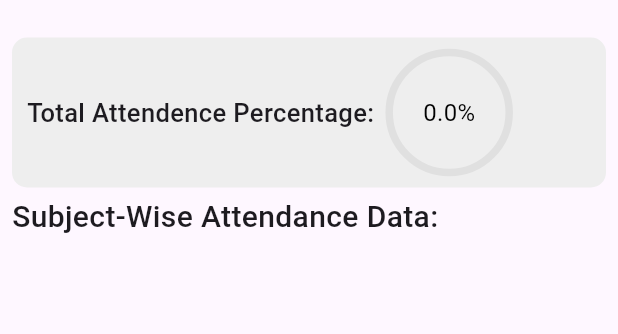
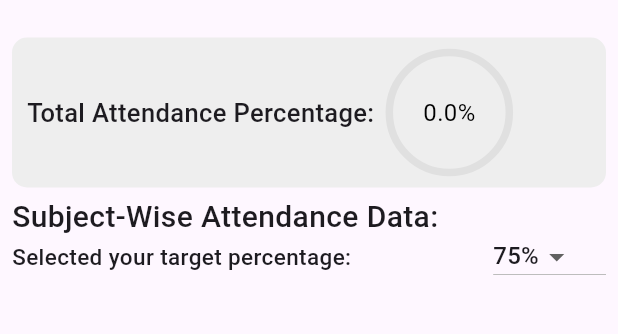
Before and after one commit to trulyPranav/AttendEase, a Flutter app: the Home screen opened directly with empty values, on a phone screen of 412 x 824 dp, the part 201-535 px from its top. Run offline on Flutter 3.47's test engine with Material 3 defaults, Android fonts, the phone set to English and light mode, and no system bars; our stand-ins replace animated_text_kit, clay_containers, shared_preferences; accounts and stored records are empty.

Commit message:
Added Target Percent Feature

```diff
--- a/lib/screens/home.dart
+++ b/lib/screens/home.dart
@@ -1,11 +1,13 @@
 import 'package:flutter/material.dart';
 import 'package:animated_text_kit/animated_text_kit.dart';
+import 'package:flutter/widgets.dart';
 
 class Home extends StatefulWidget {
   final String name;
   final Map<String, dynamic> responseData;
 
-  const Home({Key? key, required this.name, required this.responseData}) : super(key: key);
+  const Home({Key? key, required this.name, required this.responseData})
+      : super(key: key);
 
   @override
   State<Home> createState() => _HomeState();
@@ -17,6 +19,7 @@ class _HomeState extends State<Home> {
   late String gender;
   late List<Map<String, String>> attendanceData;
   double overallPercentage = 0; // Initialize overallPercentage
+  double selectedThreshold = 0.75; // Default threshold
 
   @override
   void initState() {
@@ -62,6 +65,14 @@ class _HomeState extends State<Home> {
     return totalClasses > 0 ? totalAttended / totalClasses * 100 : 0;
   }
 
+  String attendanceRequirement(int totalClasses, int attendedClasses) {
+    // double threshold = selectedThreshold * 100;
+    if (attendedClasses >= totalClasses * selectedThreshold) {
+      return 'Can cut ${((attendedClasses / selectedThreshold) - totalClasses).floor()} classes safely till ${selectedThreshold * 100}%';
+    } else {
+      return 'Need to attend ${(((1 / selectedThreshold) * totalClasses) - attendedClasses).floor()} classes for ${selectedThreshold * 100}%';
+    }
+  }
 
   @override
   Widget build(BuildContext context) {
@@ -74,12 +85,15 @@ class _HomeState extends State<Home> {
               mainAxisAlignment: MainAxisAlignment.start,
               crossAxisAlignment: CrossAxisAlignment.start,
               children: [
-                Text('Welcome \n         $userName',
+                Text(
+                  'Welcome \n         $userName',
                   style: const TextStyle(
                     fontWeight: FontWeight.bold,
                     fontSize: 30,
-                ),),
-                const Text('Hope you enjoy AttendEase! As it says;\nAttend Classes with Ease!'),
+                  ),
+                ),
+                const Text(
+                    'Hope you enjoy AttendEase! As it says;\nAttend Classes with Ease!'),
                 const SizedBox(height: 20),
                 Container(
                   margin: const EdgeInsets.symmetric(vertical: 5),
@@ -91,8 +105,9 @@ class _HomeState extends State<Home> {
                   child: Row(
                     children: [
                       const Text(
-                        'Total Attendence Percentage:',
-                        style: TextStyle(fontSize: 17, fontWeight: FontWeight.w500),
+                        'Total Attendance Percentage:',
+                        style: TextStyle(
+                            fontSize: 17, fontWeight: FontWeight.w500),
                         overflow: TextOverflow.ellipsis,
                         maxLines: 2,
                       ),
@@ -108,14 +123,16 @@ class _HomeState extends State<Home> {
                               child: CircularProgressIndicator(
                                 value: overallPercentage / 100,
                                 backgroundColor: Colors.grey[300],
-                                valueColor: AlwaysStoppedAnimation<Color>(Theme.of(context).primaryColor),
+                                valueColor: AlwaysStoppedAnimation<Color>(
+                                    Theme.of(context).primaryColor),
                                 strokeWidth: 5,
                               ),
                             ),
                             Center(
                               child: Text(
                                 '${overallPercentage.toStringAsFixed(1)}%',
-                                style: const TextStyle(fontSize: 16, color: Colors.black),
+                                style: const TextStyle(
+                                    fontSize: 16, color: Colors.black),
                               ),
                             ),
                           ],
@@ -124,11 +141,62 @@ class _HomeState extends State<Home> {
                     ],
                   ),
                 ),
-                const Text('Subject-Wise Attendance Data:',
+                const Text(
+                  'Subject-Wise Attendance Data:',
                   style: TextStyle(
                     fontSize: 20,
                     fontWeight: FontWeight.w500,
-                ),),
+                  ),
+                ),
+                Row(
+                  children: [
+                    const Expanded(
+                      flex: 4,
+                      child: Text(
+                        'Selected your target percentage:',
+                        style: TextStyle(
+                            fontSize: 15, fontWeight: FontWeight.w500),
+                        overflow: TextOverflow.ellipsis,
+                        maxLines: 2,
+                      ),
+                    ),
+                    const SizedBox(
+                      width: 20,
+                    ),
+                    Expanded(
+                      flex: 1,
+                      child: DropdownButton<double>(
+                        borderRadius: BorderRadius.circular(7),
+                        autofocus: true,
+                        isDense: true,
+                        value: selectedThreshold,
+                        onChanged: (newValue) {
+                          setState(() {
+                            selectedThreshold = newValue!;
+                          });
+                        },
+                        items: const <DropdownMenuItem<double>>[
+                          DropdownMenuItem(
+                            value: 0.75,
+                            child: Text('75%'),
+                          ),
+                          DropdownMenuItem(
+                            value: 0.8,
+                            child: Text('80%'),
+                          ),
+                          DropdownMenuItem(
+                            value: 0.85,
+                            child: Text('85%'),
+                          ),
+                          DropdownMenuItem(
+                            value: 0.9,
+                            child: Text('90%'),
+                          ),
+                        ],
+                      ),
+                    ),
+                  ],
+                ),
                 ListView.builder(
                   shrinkWrap: true,
                   physics: const NeverScrollableScrollPhysics(),
@@ -166,7 +234,8 @@ class _HomeState extends State<Home> {
                               children: [
                                 Text(
                                   subject,
-                                  style: const TextStyle(fontSize: 17, fontWeight: FontWeight.w500),
+                                  style: const TextStyle(
+                                      fontSize: 17, fontWeight: FontWeight.w500),
                                   overflow: TextOverflow.ellipsis,
                                   maxLines: 2,
                                 ),
@@ -177,9 +246,7 @@ class _HomeState extends State<Home> {
                                 const SizedBox(height: 5),
                                 Text(
                                   total > 0
-                                      ? percentage >= 0.75
-                                      ? 'Can cut ${(int.parse(attended) / 0.75 - total).floor()} classes safely till 75%'
-                                      : 'Need to attend ${(3 * total - 4 * int.parse(attended)).toString()} classes for 75%'
+                                      ? attendanceRequirement(total, int.parse(attended))
                                       : 'Attendance not entered',
                                   style: const TextStyle(fontSize: 15),
                                 ),
@@ -198,14 +265,16 @@ class _HomeState extends State<Home> {
                                   child: CircularProgressIndicator(
                                     value: percentage / 100,
                                     backgroundColor: Colors.grey[300],
-                                    valueColor: AlwaysStoppedAnimation<Color>(Theme.of(context).primaryColor),
+                                    valueColor: AlwaysStoppedAnimation<Color>(
+                                        Theme.of(context).primaryColor),
                                     strokeWidth: 5,
                                   ),
                                 ),
                                 Center(
                                   child: Text(
                                     '${percentage.toStringAsFixed(1)}%',
-                                    style: const TextStyle(fontSize: 16, color: Colors.black),
+                                    style: const TextStyle(
+                                        fontSize: 16, color: Colors.black),
                                   ),
                                 ),
                               ],
```
Lines whose indentation alone changed are shown as unchanged.
